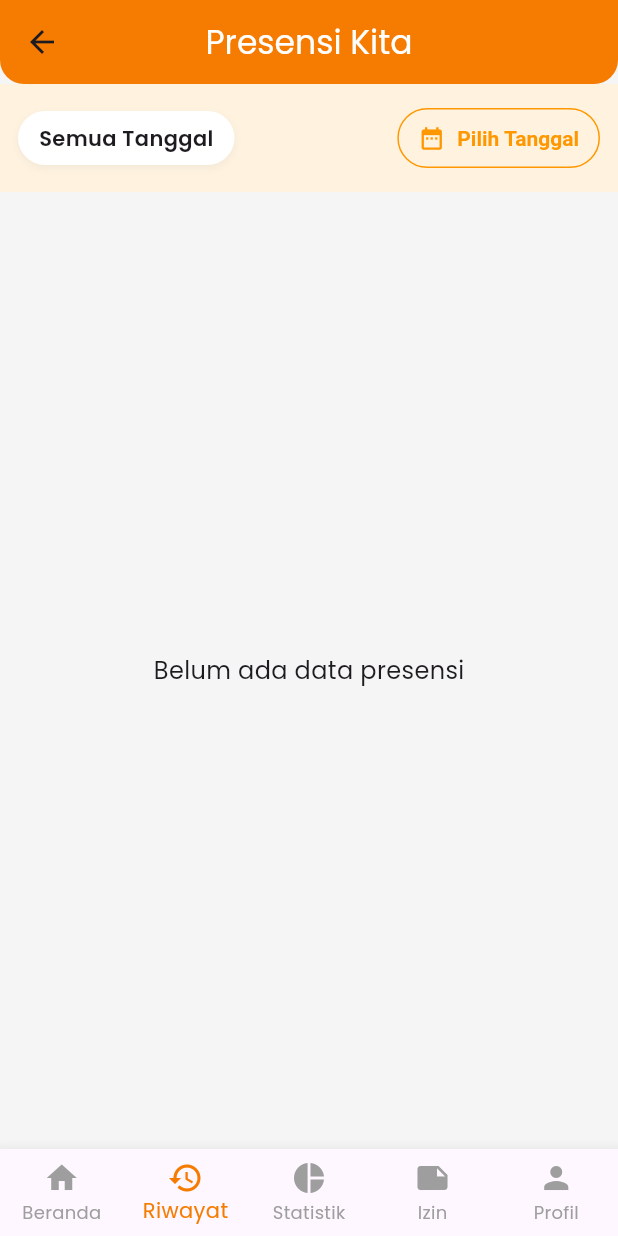
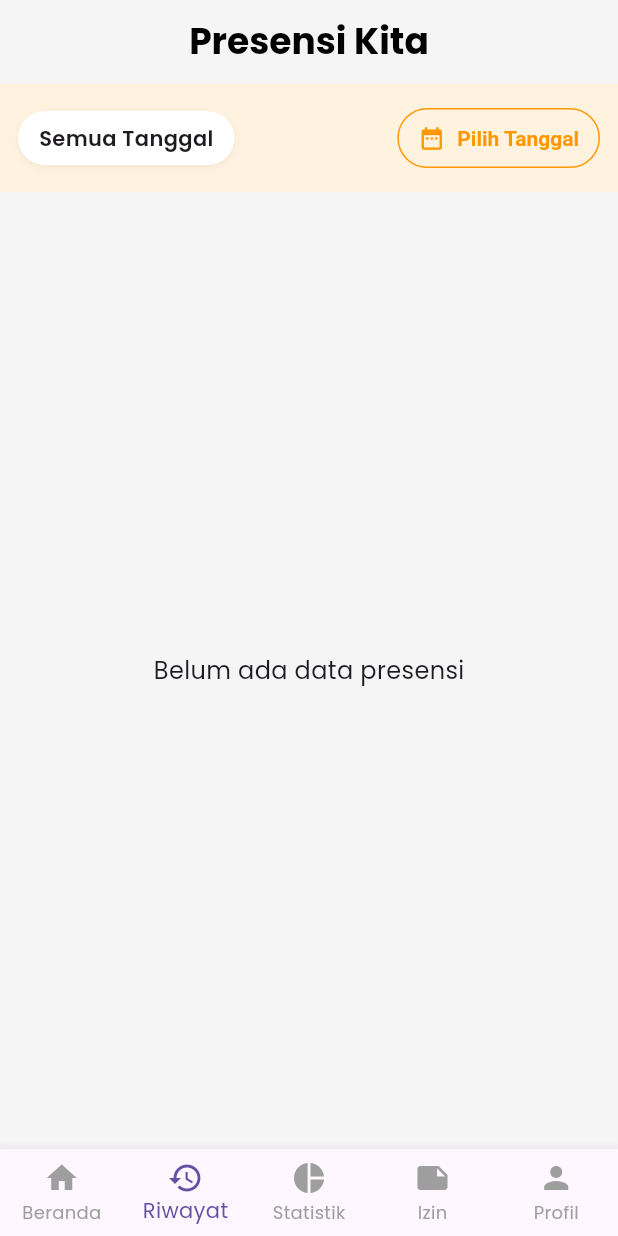
Before and after one commit to gerrybagaskoro/absensi_ppkdjp_b3, a Flutter app: the DashboardPresensi screen opened by its route, item 2 of the bottom bar chosen, on a phone screen of 412 x 824 dp. Run offline on Flutter 3.47's test engine with Material 3 defaults, Android fonts, the phone set to English and light mode, and no system bars; our stand-ins replace animate_do, geocoding, geolocator, google_fonts, google_maps_flutter, image_picker and 3 more; accounts and stored records are empty; network calls fail.

Commit message:
fix light/dark theme dashboard

```diff
--- a/lib/views/presensi/dashboard_presensi.dart
+++ b/lib/views/presensi/dashboard_presensi.dart
@@ -41,7 +41,8 @@ class _DashboardPresensiState extends State<DashboardPresensi> {
 
   @override
   Widget build(BuildContext context) {
-    // Final list of pages, tombol absen hanya muncul di beranda
+    final theme = Theme.of(context);
+
     final List<Widget> pages = [
       _buildDashboardPage(),
       const HistoryPresensi(),
@@ -51,23 +52,16 @@ class _DashboardPresensiState extends State<DashboardPresensi> {
     ];
 
     return Scaffold(
-      backgroundColor: Colors.grey[100],
-      appBar: AppBar(
-        title: const Text(
-          'Presensi Kita',
-          style: TextStyle(color: Colors.white),
+      backgroundColor: theme.scaffoldBackgroundColor,
+      body: Column(
+        children: [
+          _buildAppBar(theme),
+          Expanded(child: pages[_selectedIndex]),
+        ],
       ),
-        shape: const RoundedRectangleBorder(
-          borderRadius: BorderRadius.vertical(bottom: Radius.circular(16)),
-        ),
-        centerTitle: true,
-        backgroundColor: Colors.orange[700],
-        elevation: 0,
-      ),
-      body: pages[_selectedIndex],
       bottomNavigationBar: BottomNavigationBar(
         currentIndex: _selectedIndex,
-        selectedItemColor: Colors.orange[700],
+        selectedItemColor: theme.primaryColor,
         unselectedItemColor: Colors.grey,
         type: BottomNavigationBarType.fixed,
         onTap: _onItemTapped,
@@ -85,7 +79,28 @@ class _DashboardPresensiState extends State<DashboardPresensi> {
     );
   }
 
-  /// === PAGE DASHBOARD ===
+  Widget _buildAppBar(ThemeData theme) {
+    return SafeArea(
+      child: Padding(
+        padding: const EdgeInsets.symmetric(horizontal: 16, vertical: 12),
+        child: Row(
+          mainAxisAlignment: MainAxisAlignment.center,
+          children: [
+            Text(
+              'Presensi Kita',
+              style: theme.textTheme.headlineSmall?.copyWith(
+                color: theme.brightness == Brightness.light
+                    ? Colors.black
+                    : Colors.white,
+                fontWeight: FontWeight.bold,
+              ),
+            ),
+          ],
+        ),
+      ),
+    );
+  }
+
   Widget _buildDashboardPage() {
     return RefreshIndicator(
       onRefresh: _loadTodayAbsen,
@@ -96,11 +111,11 @@ class _DashboardPresensiState extends State<DashboardPresensi> {
           crossAxisAlignment: CrossAxisAlignment.start,
           children: [
             const HeaderSection(),
-            const SizedBox(height: 8),
+            const SizedBox(height: 12),
             const LocationCard(),
-            const SizedBox(height: 8),
+            const SizedBox(height: 16),
             _buildTodayStatusCard(),
-            const SizedBox(height: 12),
+            const SizedBox(height: 24),
             _buildAbsensiButtons(),
           ],
         ),
@@ -109,6 +124,7 @@ class _DashboardPresensiState extends State<DashboardPresensi> {
   }
 
   Widget _buildTodayStatusCard() {
+    final theme = Theme.of(context);
     final status = _absenToday?.status?.toLowerCase() ?? "belum absen";
     Color statusColor;
     switch (status) {
@@ -127,46 +143,45 @@ class _DashboardPresensiState extends State<DashboardPresensi> {
         statusColor = Colors.grey;
     }
 
-    return Card(
-      elevation: 2,
-      shape: RoundedRectangleBorder(borderRadius: BorderRadius.circular(12)),
-      child: Padding(
-        padding: const EdgeInsets.all(16.0),
+    return Container(
+      padding: const EdgeInsets.all(20),
+      decoration: BoxDecoration(
+        color: theme.cardColor,
+        borderRadius: BorderRadius.circular(20),
+      ),
       child: Column(
         crossAxisAlignment: CrossAxisAlignment.start,
         children: [
-            /// Judul + Status
+          // Judul + Status
           Row(
             mainAxisAlignment: MainAxisAlignment.spaceBetween,
             children: [
-                const Text(
+              Text(
                 'Status Absen Hari Ini',
-                  style: TextStyle(fontSize: 16, fontWeight: FontWeight.w600),
+                style: theme.textTheme.titleMedium?.copyWith(
+                  fontWeight: FontWeight.bold,
+                ),
               ),
               Container(
                 padding: const EdgeInsets.symmetric(
-                    horizontal: 12,
-                    vertical: 6,
+                  horizontal: 16,
+                  vertical: 8,
                 ),
                 decoration: BoxDecoration(
-                    color: statusColor.withOpacity(0.1),
-                    borderRadius: BorderRadius.circular(20),
-                    border: Border.all(color: statusColor.withOpacity(0.3)),
+                  color: statusColor.withOpacity(0.15),
+                  borderRadius: BorderRadius.circular(30),
                 ),
                 child: Text(
                   _absenToday?.status ?? "Belum Absen",
                   style: TextStyle(
+                    fontWeight: FontWeight.bold,
                     color: statusColor,
-                      fontWeight: FontWeight.bold,
-                      fontSize: 13,
                   ),
                 ),
               ),
             ],
           ),
-            const SizedBox(height: 16),
-
-            /// Masuk & Pulang
+          const SizedBox(height: 20),
           Row(
             children: [
               Expanded(
@@ -177,6 +192,7 @@ class _DashboardPresensiState extends State<DashboardPresensi> {
                   icon: Icons.login,
                 ),
               ),
+              const SizedBox(width: 12),
               Expanded(
                 child: _buildCheckTile(
                   label: "Pulang",
@@ -192,11 +208,10 @@ class _DashboardPresensiState extends State<DashboardPresensi> {
               padding: const EdgeInsets.only(top: 12.0),
               child: Text(
                 "Alasan Izin: ${_absenToday!.alasanIzin}",
-                  style: const TextStyle(fontSize: 14, color: Colors.black87),
+                style: theme.textTheme.bodyMedium,
               ),
             ),
         ],
-        ),
       ),
     );
   }
@@ -207,47 +222,41 @@ class _DashboardPresensiState extends State<DashboardPresensi> {
     required Color color,
     required IconData icon,
   }) {
+    final theme = Theme.of(context);
     final bool done = time != null;
-
     return AnimatedContainer(
       duration: const Duration(milliseconds: 400),
-      curve: Curves.easeInOut,
-      margin: const EdgeInsets.symmetric(horizontal: 6),
-      padding: const EdgeInsets.symmetric(vertical: 12, horizontal: 8),
+      padding: const EdgeInsets.symmetric(vertical: 16),
       decoration: BoxDecoration(
-        color: done ? color.withOpacity(0.1) : Colors.grey[100],
-        borderRadius: BorderRadius.circular(12),
-        border: Border.all(
-          color: done ? color.withOpacity(0.3) : Colors.grey[300]!,
-        ),
+        color: done
+            ? color.withOpacity(0.1)
+            : theme.inputDecorationTheme.fillColor,
+        borderRadius: BorderRadius.circular(20),
       ),
       child: Column(
-        crossAxisAlignment: CrossAxisAlignment.center,
         children: [
           CircleAvatar(
-            backgroundColor: done ? color.withOpacity(0.2) : Colors.grey[300],
-            radius: 20,
-            child: Icon(icon, color: done ? color : Colors.grey, size: 20),
+            radius: 22,
+            backgroundColor: done ? color.withOpacity(0.2) : theme.dividerColor,
+            child: Icon(icon, color: done ? color : theme.iconTheme.color),
           ),
           const SizedBox(height: 6),
           Text(
             label,
-            style: TextStyle(
+            style: theme.textTheme.bodyMedium?.copyWith(
               fontWeight: FontWeight.w600,
-              color: done ? color : Colors.grey,
+              color: done ? color : theme.textTheme.bodyMedium?.color,
             ),
           ),
           const SizedBox(height: 4),
           AnimatedSwitcher(
             duration: const Duration(milliseconds: 400),
-            transitionBuilder: (child, anim) => FadeTransition(
-              opacity: anim,
-              child: ScaleTransition(scale: anim, child: child),
-            ),
             child: Text(
               done ? time : "--:--",
               key: ValueKey(time),
-              style: const TextStyle(fontSize: 16, fontWeight: FontWeight.bold),
+              style: theme.textTheme.bodyMedium?.copyWith(
+                fontWeight: FontWeight.bold,
+              ),
             ),
           ),
         ],
@@ -256,18 +265,17 @@ class _DashboardPresensiState extends State<DashboardPresensi> {
   }
 
   Widget _buildAbsensiButtons() {
+    final theme = Theme.of(context);
     return ValueListenableBuilder<double>(
       valueListenable: LocationCardStateNotifier.distanceNotifier,
       builder: (context, distance, _) {
         final status = _absenToday?.status?.toLowerCase();
 
-        // Jika status izin, tombol disembunyikan
         if (status == "izin") {
-          return const Center(
+          return Center(
             child: Text(
               "📌 Anda sedang izin hari ini",
-              style: TextStyle(
-                fontSize: 14,
+              style: theme.textTheme.bodyMedium?.copyWith(
                 fontWeight: FontWeight.w600,
                 color: Colors.orange,
               ),
@@ -275,7 +283,6 @@ class _DashboardPresensiState extends State<DashboardPresensi> {
           );
         }
 
-        // Jika user berada di luar radius 50m
         if (distance > 50) {
           String distText = distance < 1000
               ? "${distance.toStringAsFixed(0)} m"
@@ -284,8 +291,7 @@ class _DashboardPresensiState extends State<DashboardPresensi> {
           return Center(
             child: Text(
               "⚠️ Anda jauh dari lokasi PPKDJP (Jarak: $distText)",
-              style: const TextStyle(
-                fontSize: 14,
+              style: theme.textTheme.bodyMedium?.copyWith(
                 fontWeight: FontWeight.w600,
                 color: Colors.red,
               ),
@@ -294,12 +300,11 @@ class _DashboardPresensiState extends State<DashboardPresensi> {
           );
         }
 
-        // Jika user berada di dalam radius 50m, tampilkan tombol absen
         if (_absenToday == null || _absenToday?.checkInTime == null) {
           return _buildAbsenButton(
             'Absen Masuk',
             Icons.login,
-            Colors.orange[700]!,
+            theme.primaryColor,
             _handleCheckIn,
           );
         } else if (_absenToday?.checkOutTime == null) {
@@ -310,10 +315,12 @@ class _DashboardPresensiState extends State<DashboardPresensi> {
             _handleCheckOut,
           );
         } else {
-          return const Center(
+          return Center(
             child: Text(
               "✅ Anda sudah absen masuk & pulang hari ini",
-              style: TextStyle(fontSize: 14, fontWeight: FontWeight.w600),
+              style: theme.textTheme.bodyMedium?.copyWith(
+                fontWeight: FontWeight.w600,
+              ),
             ),
           );
         }
@@ -327,25 +334,42 @@ class _DashboardPresensiState extends State<DashboardPresensi> {
     Color color,
     VoidCallback onPressed,
   ) {
-    return ElevatedButton(
-      onPressed: onPressed,
-      style: ElevatedButton.styleFrom(
-        backgroundColor: color,
+    return Container(
+      width: double.infinity,
+      margin: const EdgeInsets.symmetric(vertical: 10),
+      decoration: BoxDecoration(
+        borderRadius: BorderRadius.circular(24),
+        gradient: LinearGradient(colors: [color.withOpacity(0.9), color]),
+      ),
+      child: Material(
+        color: Colors.transparent,
+        child: InkWell(
+          onTap: onPressed,
+          borderRadius: BorderRadius.circular(24),
+          splashColor: Colors.white24,
+          child: Padding(
             padding: const EdgeInsets.symmetric(vertical: 16),
-        shape: RoundedRectangleBorder(borderRadius: BorderRadius.circular(12)),
-      ),
             child: Row(
               mainAxisAlignment: MainAxisAlignment.center,
               children: [
-          Icon(icon, size: 20, color: Colors.white),
-          const SizedBox(width: 8),
-          Text(text, style: const TextStyle(fontSize: 14, color: Colors.white)),
+                Icon(icon, color: Colors.white),
+                const SizedBox(width: 10),
+                Text(
+                  text,
+                  style: const TextStyle(
+                    color: Colors.white,
+                    fontWeight: FontWeight.bold,
+                  ),
+                ),
               ],
+            ),
+          ),
+        ),
       ),
     );
   }
 
-  /// === HANDLER CHECKIN / CHECKOUT ===
+  /// === HANDLER CHECKIN & CHECKOUT ===
   Future<void> _handleCheckIn() async {
     if (LocationCardState.lastLat == null ||
         LocationCardState.lastLng == null ||
@@ -358,7 +382,7 @@ class _DashboardPresensiState extends State<DashboardPresensi> {
 
     final now = DateTime.now();
     final tanggal =
-        "${now.year.toString().padLeft(4, '0')}-${now.month.toString().padLeft(2, '0')}-${now.day.toString().padLeft(2, '0')}";
+        "${now.year}-${now.month.toString().padLeft(2, '0')}-${now.day.toString().padLeft(2, '0')}";
     final jam =
         "${now.hour.toString().padLeft(2, '0')}:${now.minute.toString().padLeft(2, '0')}";
 
@@ -409,7 +433,7 @@ class _DashboardPresensiState extends State<DashboardPresensi> {
 
     final now = DateTime.now();
     final tanggal =
-        "${now.year.toString().padLeft(4, '0')}-${now.month.toString().padLeft(2, '0')}-${now.day.toString().padLeft(2, '0')}";
+        "${now.year}-${now.month.toString().padLeft(2, '0')}-${now.day.toString().padLeft(2, '0')}";
     final jam =
         "${now.hour.toString().padLeft(2, '0')}:${now.minute.toString().padLeft(2, '0')}";
 
```
Also changed, not shown: lib/widgets/absensi/header_section.dart (+14 -6 lines), lib/widgets/absensi/location_card.dart (+48 -9 lines). Lines whose indentation alone changed are shown as unchanged.
